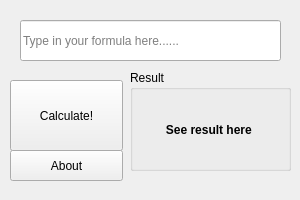
The window that SplashMol/app.ui (xinjiajuan/splashmol) describes before a commit, drawn with Qt 5.
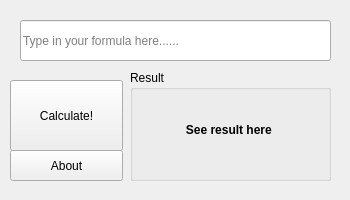
The same window after the commit. Icons and pictures are not drawn.

Commit message: change window size to fit text

The edit to the form file:
```diff
--- a/SplashMol/app.ui
+++ b/SplashMol/app.ui
@@ -6,7 +6,7 @@
    <rect>
     <x>0</x>
     <y>0</y>
-    <width>300</width>
+    <width>350</width>
     <height>200</height>
    </rect>
   </property>
@@ -25,7 +25,7 @@
     <rect>
      <x>20</x>
      <y>20</y>
-     <width>261</width>
+     <width>311</width>
      <height>41</height>
     </rect>
    </property>
@@ -88,8 +88,8 @@
     <rect>
      <x>130</x>
      <y>70</y>
-     <width>161</width>
-     <height>101</height>
+     <width>201</width>
+     <height>111</height>
     </rect>
    </property>
    <property name="title">
@@ -99,9 +99,9 @@
     <property name="geometry">
      <rect>
       <x>10</x>
-      <y>30</y>
-      <width>141</width>
-      <height>60</height>
+      <y>20</y>
+      <width>181</width>
+      <height>81</height>
      </rect>
     </property>
     <property name="locale">
```
The commit also changes 1 other file.
